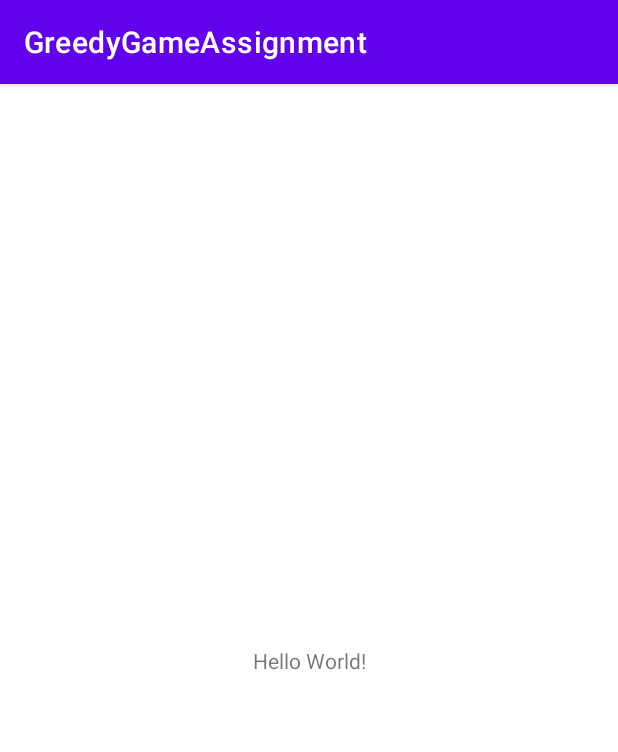
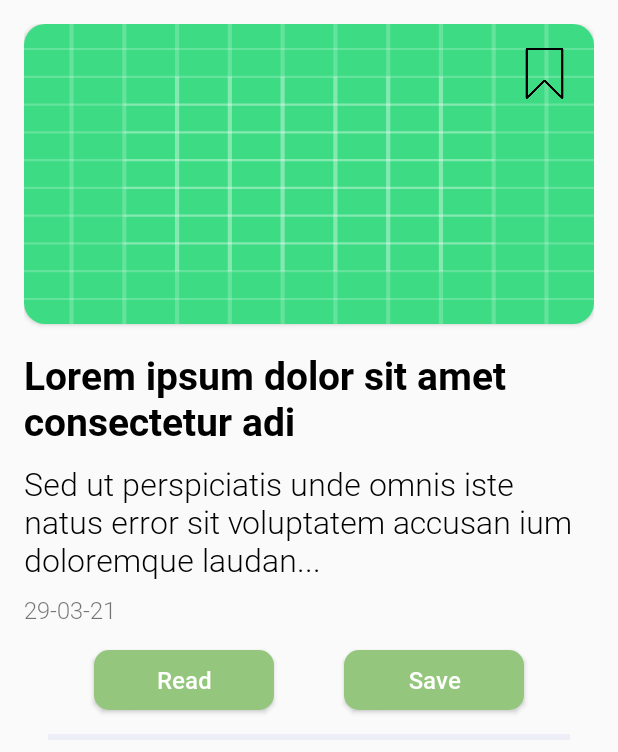
Before and after one commit to Ishw-ar/GreedyGameAssignment, an Android app: the screen it shows after launch (MainActivity), on a phone screen of 412 x 824 dp. Shown: the top 752 px of the screen. Run offline under Robolectric (Android 15) with nearby library versions, the phone set to English and light mode, and no system bars.

Commit message:
Layout Designing

```diff
--- a/GrredyGame/app/src/main/java/com/varsha/greedygameassignment/views/MainActivity.kt
+++ b/GrredyGame/app/src/main/java/com/varsha/greedygameassignment/views/MainActivity.kt
@@ -7,6 +7,6 @@ import com.varsha.greedygameassignment.R
 class MainActivity : AppCompatActivity() {
     override fun onCreate(savedInstanceState: Bundle?) {
         super.onCreate(savedInstanceState)
-        setContentView(R.layout.activity_main)
+        setContentView(R.layout.news_item)
     }
 }
--- /dev/null
+++ b/GrredyGame/app/src/main/res/drawable-v24/button_bgd.xml
@@ -0,0 +1,8 @@
+<?xml version="1.0" encoding="utf-8"?>
+<shape xmlns:android="http://schemas.android.com/apk/res/android"
+    android:shape="rectangle">
+    <solid android:color="@color/green"
+        />
+    <corners android:radius="10dp"/>
+
+</shape>
--- /dev/null
+++ b/GrredyGame/app/src/main/res/layout/news_item.xml
@@ -0,0 +1,111 @@
+<?xml version="1.0" encoding="utf-8"?>
+<androidx.constraintlayout.widget.ConstraintLayout xmlns:android="http://schemas.android.com/apk/res/android"
+    xmlns:app="http://schemas.android.com/apk/res-auto"
+    xmlns:tools="http://schemas.android.com/tools"
+    android:layout_width="match_parent"
+    android:layout_height="wrap_content"
+    android:layout_margin="16dp">
+
+    <androidx.cardview.widget.CardView
+        android:id="@+id/card_image_news"
+        android:layout_width="match_parent"
+        android:layout_height="wrap_content"
+        app:cardCornerRadius="14dp"
+        app:layout_constraintLeft_toLeftOf="parent"
+        app:layout_constraintRight_toRightOf="parent"
+        app:layout_constraintTop_toTopOf="parent">
+
+        <ImageView
+            android:id="@+id/image_news"
+            android:layout_width="match_parent"
+            android:layout_height="200dp"
+            android:scaleType="fitXY"
+            android:src="@drawable/ic_launcher_background" />
+        <ImageView
+            android:id="@+id/image_save"
+            android:layout_width="34dp"
+            android:layout_height="34dp"
+            android:layout_gravity="end"
+            android:layout_margin="16dp"
+            android:src="@drawable/ribbon"
+             />
+    </androidx.cardview.widget.CardView>
+
+    <TextView
+        android:id="@+id/text_news_title"
+        android:layout_width="match_parent"
+        android:layout_height="wrap_content"
+        android:layout_marginTop="16dp"
+        android:fontFamily="@font/roboto_bold"
+        android:text="Lorem ipsum dolor sit amet consectetur adi"
+        android:textColor="@color/black"
+        android:textSize="26sp"
+        app:layout_constraintLeft_toLeftOf="parent"
+        app:layout_constraintRight_toRightOf="parent"
+        app:layout_constraintTop_toBottomOf="@id/card_image_news" />
+
+    <TextView
+        android:id="@+id/text_news_description"
+        android:layout_width="match_parent"
+        android:layout_height="wrap_content"
+        android:layout_marginTop="10dp"
+        android:fontFamily="@font/roboto_light"
+        android:text="Sed ut perspiciatis unde omnis iste natus error sit voluptatem accusan ium doloremque laudan..."
+        android:textColor="@color/black"
+        android:textSize="21sp"
+        app:layout_constraintLeft_toLeftOf="parent"
+        app:layout_constraintRight_toRightOf="parent"
+        app:layout_constraintTop_toBottomOf="@id/text_news_title" />
+
+    <TextView
+        android:id="@+id/text_date"
+        android:layout_width="wrap_content"
+        android:layout_height="wrap_content"
+        android:layout_marginTop="8dp"
+        android:fontFamily="@font/roboto_light"
+        android:text="29-03-21"
+        android:textSize="16sp"
+        app:layout_constraintLeft_toLeftOf="parent"
+        app:layout_constraintTop_toBottomOf="@id/text_news_description" />
+
+    <Button
+        android:id="@+id/button_read"
+        android:layout_width="120dp"
+        android:layout_height="40dp"
+        android:layout_marginTop="16dp"
+        android:fontFamily="@font/roboto_medium"
+       android:background="@drawable/button_bgd"
+        android:text="Read"
+        android:textColor="@color/white"
+        android:textAllCaps="false"
+        android:textSize="16sp"
+        app:layout_constraintLeft_toLeftOf="parent"
+        app:layout_constraintRight_toLeftOf="@id/button_save"
+        app:layout_constraintTop_toBottomOf="@id/text_date" />
+
+    <Button
+        android:id="@+id/button_save"
+        android:layout_width="120dp"
+        android:layout_height="40dp"
+        android:layout_marginTop="16dp"
+        android:fontFamily="@font/roboto_medium"
+        android:background="@drawable/button_bgd"
+        android:textColor="@color/white"
+        android:text="Save"
+        android:textAllCaps="false"
+        android:textSize="16sp"
+        app:layout_constraintLeft_toRightOf="@id/button_read"
+        app:layout_constraintRight_toRightOf="parent"
+        app:layout_constraintTop_toBottomOf="@id/text_date" />
+
+    <View
+        android:layout_width="match_parent"
+        android:layout_height="4dp"
+        android:layout_margin="16dp"
+        android:background="@color/grey"
+        app:layout_constraintLeft_toLeftOf="parent"
+        app:layout_constraintRight_toRightOf="parent"
+        app:layout_constraintTop_toBottomOf="@id/button_save" />
+
+
+</androidx.constraintlayout.widget.ConstraintLayout>
--- a/GrredyGame/app/src/main/res/values/colors.xml
+++ b/GrredyGame/app/src/main/res/values/colors.xml
@@ -7,4 +7,6 @@
     <color name="teal_700">#FF018786</color>
     <color name="black">#FF000000</color>
     <color name="white">#FFFFFFFF</color>
+    <color name="green">#94C77D</color>
+    <color name="grey">#EEEEF9</color>
 </resources>
--- a/GrredyGame/app/src/main/res/values/themes.xml
+++ b/GrredyGame/app/src/main/res/values/themes.xml
@@ -1,6 +1,6 @@
 <resources xmlns:tools="http://schemas.android.com/tools">
     <!-- Base application theme. -->
-    <style name="Theme.GreedyGameAssignment" parent="Theme.MaterialComponents.DayNight.DarkActionBar">
+    <style name="Theme.GreedyGameAssignment" parent="Theme.AppCompat.DayNight.NoActionBar">
         <!-- Primary brand color. -->
         <item name="colorPrimary">@color/purple_500</item>
         <item name="colorPrimaryVariant">@color/purple_700</item>
```
Also changed, not shown: GrredyGame/app/src/main/res/drawable/ribbon.png (added).
